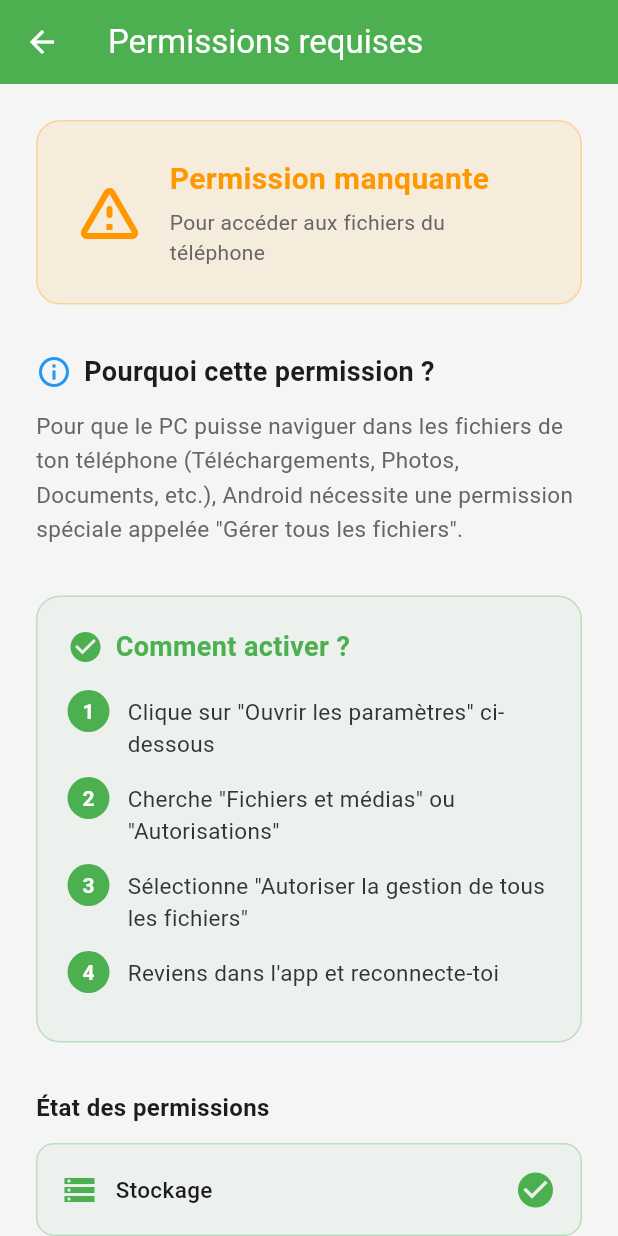
After one commit to wendbenindo/tortoiseshare, a Flutter app: the PermissionsHelpScreen screen opened directly, on a phone screen of 412 x 824 dp. The commit adds this screen. Run offline on Flutter 3.47's test engine with Material 3 defaults, Android fonts, the phone set to English and light mode, and no system bars; our stand-ins replace file_picker, permission_handler.

Commit message:
work on the issue ith empty folder when try to access files du to permission issues

```diff
--- a/lib/screens/mobile_screen.dart
+++ b/lib/screens/mobile_screen.dart
@@ -6,6 +6,7 @@ import '../services/network_scanner.dart';
 import '../services/tcp_client.dart';
 import '../models/device.dart';
 import '../models/connection_status.dart';
+import 'permissions_help_screen.dart';
 
 class MobileScreen extends StatefulWidget {
   const MobileScreen({super.key});
@@ -60,21 +61,41 @@ class _MobileScreenState extends State<MobileScreen> {
 
   // Demander les permissions de stockage
   Future<void> _requestPermissions() async {
-    // Demander les permissions de stockage
-    if (await Permission.storage.isDenied) {
-      await Permission.storage.request();
+    print('🔐 Demande des permissions...');
+
+    // Pour Android 13+ (API 33+) - Permissions granulaires
+    if (await Permission.photos.isDenied) {
+      final result = await Permission.photos.request();
+      print('📷 Permission photos: $result');
+    }
+    if (await Permission.videos.isDenied) {
+      final result = await Permission.videos.request();
+      print('🎥 Permission vidéos: $result');
+    }
+    if (await Permission.audio.isDenied) {
+      final result = await Permission.audio.request();
+      print('🎵 Permission audio: $result');
     }
 
-    // Pour Android 13+ (API 33+)
-    if (await Permission.photos.isDenied) {
-      await Permission.photos.request();
+    // Pour Android 10-12 (API 29-32) - Permission stockage
+    if (await Permission.storage.isDenied) {
+      final result = await Permission.storage.request();
+      print('💾 Permission stockage: $result');
     }
-    if (await Permission.videos.isDenied) {
-      await Permission.videos.request();
+
+    // Pour Android 11+ (API 30+) - Gestion complète du stockage
+    if (await Permission.manageExternalStorage.isDenied) {
+      final result = await Permission.manageExternalStorage.request();
+      print('📂 Permission gestion stockage: $result');
+
+      if (result.isDenied) {
+        // Informer l'utilisateur
+        print('⚠️ Permission de gestion du stockage refusée');
+        print('💡 Pour un accès complet, active "Autoriser la gestion de tous les fichiers" dans les paramètres');
+      }
     }
-    if (await Permission.audio.isDenied) {
-      await Permission.audio.request();
-    }
+
+    print('✅ Demande de permissions terminée');
   }
 
   // Démarrer le scan
@@ -616,6 +637,57 @@ class _MobileScreenState extends State<MobileScreen> {
       children: [
         Text('Actions', style: TextStyle(fontSize: 16, fontWeight: FontWeight.w600)),
         const SizedBox(height: 12),
+
+        // Bouton d'aide pour les permissions
+        Container(
+          margin: const EdgeInsets.only(bottom: 16),
+          padding: const EdgeInsets.all(16),
+          decoration: BoxDecoration(
+            color: AppColors.info.withOpacity(0.1),
+            borderRadius: BorderRadius.circular(12),
+            border: Border.all(color: AppColors.info.withOpacity(0.3)),
+          ),
+          child: Row(
+            children: [
+              Icon(Icons.info_outline, color: AppColors.info, size: 24),
+              const SizedBox(width: 12),
+              Expanded(
+                child: Column(
+                  crossAxisAlignment: CrossAxisAlignment.start,
+                  children: [
+                    Text(
+                      'Explorateur de fichiers',
+                      style: TextStyle(
+                        fontSize: 14,
+                        fontWeight: FontWeight.w600,
+                      ),
+                    ),
+                    const SizedBox(height: 4),
+                    Text(
+                      'Le PC peut voir tes fichiers',
+                      style: TextStyle(
+                        fontSize: 12,
+                        color: AppColors.textSecondary,
+                      ),
+                    ),
+                  ],
+                ),
+              ),
+              TextButton(
+                onPressed: () async {
+                  await Navigator.push(
+                    context,
+                    MaterialPageRoute(
+                      builder: (context) => const PermissionsHelpScreen(),
+                    ),
+                  );
+                },
+                child: Text('Aide', style: TextStyle(color: AppColors.info)),
+              ),
+            ],
+          ),
+        ),
+
         Row(
           mainAxisAlignment: MainAxisAlignment.spaceEvenly,
           children: [
--- /dev/null
+++ b/lib/screens/permissions_help_screen.dart
@@ -0,0 +1,377 @@
+import 'package:flutter/material.dart';
+import 'package:permission_handler/permission_handler.dart';
+import '../core/colors.dart';
+
+class PermissionsHelpScreen extends StatefulWidget {
+  const PermissionsHelpScreen({super.key});
+
+  @override
+  State<PermissionsHelpScreen> createState() => _PermissionsHelpScreenState();
+}
+
+class _PermissionsHelpScreenState extends State<PermissionsHelpScreen> {
+  bool _isChecking = false;
+  PermissionStatus? _storageStatus;
+  PermissionStatus? _manageStorageStatus;
+
+  @override
+  void initState() {
+    super.initState();
+    _checkPermissions();
+  }
+
+  Future<void> _checkPermissions() async {
+    setState(() => _isChecking = true);
+
+    _storageStatus = await Permission.storage.status;
+    _manageStorageStatus = await Permission.manageExternalStorage.status;
+
+    setState(() => _isChecking = false);
+  }
+
+  Future<void> _openSettings() async {
+    await openAppSettings();
+    // Revérifier après retour
+    await Future.delayed(const Duration(seconds: 1));
+    _checkPermissions();
+  }
+
+  @override
+  Widget build(BuildContext context) {
+    return Scaffold(
+      backgroundColor: AppColors.background,
+      appBar: AppBar(
+        title: const Text('Permissions requises',
+                         style: TextStyle(color: Colors.white)),
+        backgroundColor: AppColors.primary,
+        iconTheme: const IconThemeData(color: Colors.white),
+      ),
+      body: SingleChildScrollView(
+        padding: const EdgeInsets.all(24),
+        child: Column(
+          crossAxisAlignment: CrossAxisAlignment.start,
+          children: [
+            _buildHeader(),
+            const SizedBox(height: 32),
+            _buildProblemSection(),
+            const SizedBox(height: 32),
+            _buildSolutionSection(),
+            const SizedBox(height: 32),
+            _buildPermissionStatus(),
+            const SizedBox(height: 32),
+            _buildActionButton(),
+          ],
+        ),
+      ),
+    );
+  }
+
+  Widget _buildHeader() {
+    return Container(
+      padding: const EdgeInsets.all(24),
+      decoration: BoxDecoration(
+        color: AppColors.warning.withOpacity(0.1),
+        borderRadius: BorderRadius.circular(16),
+        border: Border.all(color: AppColors.warning.withOpacity(0.3)),
+      ),
+      child: Row(
+        children: [
+          Icon(Icons.warning_amber_rounded,
+               color: AppColors.warning, size: 48),
+          const SizedBox(width: 16),
+          Expanded(
+            child: Column(
+              crossAxisAlignment: CrossAxisAlignment.start,
+              children: [
+                Text(
+                  'Permission manquante',
+                  style: TextStyle(
+                    fontSize: 20,
+                    fontWeight: FontWeight.bold,
+                    color: AppColors.warning,
+                  ),
+                ),
+                const SizedBox(height: 4),
+                Text(
+                  'Pour accéder aux fichiers du téléphone',
+                  style: TextStyle(
+                    fontSize: 14,
+                    color: AppColors.textSecondary,
+                  ),
+                ),
+              ],
+            ),
+          ),
+        ],
+      ),
+    );
+  }
+
+  Widget _buildProblemSection() {
+    return Column(
+      crossAxisAlignment: CrossAxisAlignment.start,
+      children: [
+        Row(
+          children: [
+            Icon(Icons.info_outline, color: AppColors.info),
+            const SizedBox(width: 8),
+            Text(
+              'Pourquoi cette permission ?',
+              style: TextStyle(
+                fontSize: 18,
+                fontWeight: FontWeight.bold,
+              ),
+            ),
+          ],
+        ),
+        const SizedBox(height: 12),
+        Text(
+          'Pour que le PC puisse naviguer dans les fichiers de ton téléphone '
+          '(Téléchargements, Photos, Documents, etc.), Android nécessite une '
+          'permission spéciale appelée "Gérer tous les fichiers".',
+          style: TextStyle(
+            fontSize: 15,
+            color: AppColors.textSecondary,
+            height: 1.5,
+          ),
+        ),
+      ],
+    );
+  }
+
+  Widget _buildSolutionSection() {
+    return Container(
+      padding: const EdgeInsets.all(20),
+      decoration: BoxDecoration(
+        color: AppColors.success.withOpacity(0.05),
+        borderRadius: BorderRadius.circular(16),
+        border: Border.all(color: AppColors.success.withOpacity(0.3)),
+      ),
+      child: Column(
+        crossAxisAlignment: CrossAxisAlignment.start,
+        children: [
+          Row(
+            children: [
+              Icon(Icons.check_circle, color: AppColors.success),
+              const SizedBox(width: 8),
+              Text(
+                'Comment activer ?',
+                style: TextStyle(
+                  fontSize: 18,
+                  fontWeight: FontWeight.bold,
+                  color: AppColors.success,
+                ),
+              ),
+            ],
+          ),
+          const SizedBox(height: 16),
+          _buildStep(1, 'Clique sur "Ouvrir les paramètres" ci-dessous'),
+          _buildStep(2, 'Cherche "Fichiers et médias" ou "Autorisations"'),
+          _buildStep(3, 'Sélectionne "Autoriser la gestion de tous les fichiers"'),
+          _buildStep(4, 'Reviens dans l\'app et reconnecte-toi'),
+        ],
+      ),
+    );
+  }
+
+  Widget _buildStep(int number, String text) {
+    return Padding(
+      padding: const EdgeInsets.only(bottom: 12),
+      child: Row(
+        crossAxisAlignment: CrossAxisAlignment.start,
+        children: [
+          Container(
+            width: 28,
+            height: 28,
+            decoration: BoxDecoration(
+              color: AppColors.success,
+              shape: BoxShape.circle,
+            ),
+            child: Center(
+              child: Text(
+                '$number',
+                style: const TextStyle(
+                  color: Colors.white,
+                  fontWeight: FontWeight.bold,
+                  fontSize: 14,
+                ),
+              ),
+            ),
+          ),
+          const SizedBox(width: 12),
+          Expanded(
+            child: Padding(
+              padding: const EdgeInsets.only(top: 4),
+              child: Text(
+                text,
+                style: TextStyle(
+                  fontSize: 15,
+                  color: AppColors.textPrimary,
+                  height: 1.4,
+                ),
+              ),
+            ),
+          ),
+        ],
+      ),
+    );
+  }
+
+  Widget _buildPermissionStatus() {
+    if (_isChecking) {
+      return const Center(child: CircularProgressIndicator());
+    }
+
+    return Column(
+      crossAxisAlignment: CrossAxisAlignment.start,
+      children: [
+        Text(
+          'État des permissions',
+          style: TextStyle(
+            fontSize: 16,
+            fontWeight: FontWeight.bold,
+          ),
+        ),
+        const SizedBox(height: 12),
+        _buildPermissionItem(
+          'Stockage',
+          _storageStatus,
+          Icons.storage,
+        ),
+        const SizedBox(height: 8),
+        _buildPermissionItem(
+          'Gérer tous les fichiers',
+          _manageStorageStatus,
+          Icons.folder_open,
+          isImportant: true,
+        ),
+      ],
+    );
+  }
+
+  Widget _buildPermissionItem(
+    String name,
+    PermissionStatus? status,
+    IconData icon, {
+    bool isImportant = false,
+  }) {
+    final isGranted = status?.isGranted ?? false;
+    final color = isGranted ? AppColors.success : AppColors.error;
+
+    return Container(
+      padding: const EdgeInsets.all(16),
+      decoration: BoxDecoration(
+        color: color.withOpacity(0.05),
+        borderRadius: BorderRadius.circular(12),
+        border: Border.all(
+          color: color.withOpacity(0.3),
+          width: isImportant ? 2 : 1,
+        ),
+      ),
+      child: Row(
+        children: [
+          Icon(icon, color: color, size: 24),
+          const SizedBox(width: 12),
+          Expanded(
+            child: Column(
+              crossAxisAlignment: CrossAxisAlignment.start,
+              children: [
+                Text(
+                  name,
+                  style: TextStyle(
+                    fontSize: 15,
+                    fontWeight: isImportant ? FontWeight.bold : FontWeight.w500,
+                  ),
+                ),
+                if (isImportant && !isGranted) ...[
+                  const SizedBox(height: 4),
+                  Text(
+                    '⚠️ Permission requise',
+                    style: TextStyle(
+                      fontSize: 12,
+                      color: AppColors.error,
+                      fontWeight: FontWeight.w500,
+                    ),
+                  ),
+                ],
+              ],
+            ),
+          ),
+          Icon(
+            isGranted ? Icons.check_circle : Icons.cancel,
+            color: color,
+            size: 28,
+          ),
+        ],
+      ),
+    );
+  }
+
+  Widget _buildActionButton() {
+    final allGranted = (_manageStorageStatus?.isGranted ?? false);
+
+    return Column(
+      children: [
+        SizedBox(
+          width: double.infinity,
+          child: ElevatedButton.icon(
+            onPressed: allGranted ? null : _openSettings,
+            icon: Icon(
+              allGranted ? Icons.check_circle : Icons.settings,
+              color: Colors.white,
+            ),
+            label: Text(
+              allGranted ? 'Permissions activées !' : 'Ouvrir les paramètres',
+              style: const TextStyle(
+                color: Colors.white,
+                fontSize: 16,
+                fontWeight: FontWeight.w600,
+              ),
+            ),
+            style: ElevatedButton.styleFrom(
+              backgroundColor: allGranted ? AppColors.success : AppColors.primary,
+              padding: const EdgeInsets.symmetric(vertical: 16),
+              shape: RoundedRectangleBorder(
+                borderRadius: BorderRadius.circular(12),
+              ),
+            ),
+          ),
+        ),
+        const SizedBox(height: 12),
+        TextButton.icon(
+          onPressed: _checkPermissions,
+          icon: Icon(Icons.refresh, color: AppColors.primary),
+          label: Text(
+            'Vérifier à nouveau',
+            style: TextStyle(color: AppColors.primary),
+          ),
+        ),
+        if (allGranted) ...[
+          const SizedBox(height: 12),
+          SizedBox(
+            width: double.infinity,
+            child: ElevatedButton.icon(
+              onPressed: () => Navigator.pop(context, true),
+              icon: const Icon(Icons.arrow_back, color: Colors.white),
+              label: const Text(
+                'Retour à l\'app',
+                style: TextStyle(
+                  color: Colors.white,
+                  fontSize: 16,
+                  fontWeight: FontWeight.w600,
+                ),
+              ),
+              style: ElevatedButton.styleFrom(
+                backgroundColor: AppColors.success,
+                padding: const EdgeInsets.symmetric(vertical: 16),
+                shape: RoundedRectangleBorder(
+                  borderRadius: BorderRadius.circular(12),
+                ),
+              ),
+            ),
+          ),
+        ],
+      ],
+    );
+  }
+}
```
Also changed, not shown: lib/services/file_browser_service.dart (+80 -42 lines), 1 other file.
